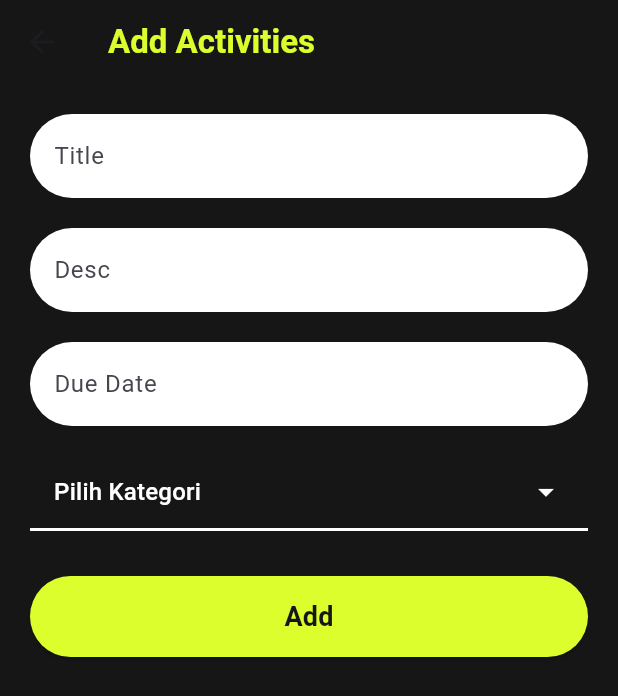
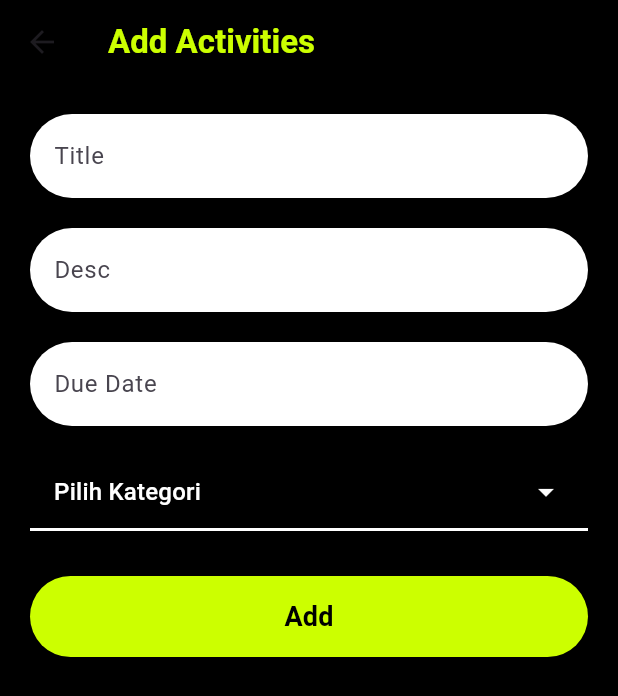
Before and after one commit to robotganteng09/ulangan_pak_aji, a Flutter app: the AddPage screen opened by its route, on a phone screen of 412 x 824 dp. Shown: the top 696 px of the screen. Run offline on Flutter 3.47's test engine with Material 3 defaults, Android fonts, the phone set to English and light mode, and no system bars; our stand-ins replace get.

Commit message:
Calender fix

```diff
--- a/lib/pages/addTodoPage.dart
+++ b/lib/pages/addTodoPage.dart
@@ -2,9 +2,10 @@ import 'package:flutter/material.dart';
 import 'package:get/get.dart';
 import 'package:ulangan_pak_aji/controller/drop_down_controller.dart';
 import 'package:ulangan_pak_aji/controller/home_controller.dart';
+import 'package:ulangan_pak_aji/widgets/app_colors.dart';
 
 class AddPage extends StatefulWidget {
-  AddPage({super.key});
+  const AddPage({super.key});
 
   @override
   State<AddPage> createState() => _AddPageState();
@@ -13,12 +14,10 @@ class AddPage extends StatefulWidget {
 class _AddPageState extends State<AddPage> {
   final titleController = TextEditingController();
   final descController = TextEditingController();
+  final dateController = TextEditingController();
 
   String? selectedValue;
   DateTime? selectedDate;
-
-  final Color background = const Color(0xFF161617);
-  final Color neon = const Color(0xFFDBFE2C);
 
   @override
   Widget build(BuildContext context) {
@@ -26,17 +25,15 @@ class _AddPageState extends State<AddPage> {
     final dropdown = Get.find<DropDownController>();
 
     return Scaffold(
-      backgroundColor: background,
+      backgroundColor: AppColors.background,
       appBar: AppBar(
-        backgroundColor: background,
+        backgroundColor: AppColors.background,
         elevation: 0,
-
-        title: Text(
+        title: const Text(
           "Add Activities",
-          style: TextStyle(color: neon, fontWeight: FontWeight.bold),
+          style: TextStyle(color: AppColors.neon, fontWeight: FontWeight.bold),
         ),
         centerTitle: false,
-
       ),
       body: Padding(
         padding: const EdgeInsets.all(20.0),
@@ -46,11 +43,11 @@ class _AddPageState extends State<AddPage> {
             // Title
             TextField(
               controller: titleController,
-              style: const TextStyle(color: Colors.black),
+              style: const TextStyle(color: AppColors.background),
               decoration: InputDecoration(
                 labelText: "Title",
                 filled: true,
-                fillColor: Colors.white,
+                fillColor: AppColors.textLight,
                 border: OutlineInputBorder(
                   borderRadius: BorderRadius.circular(30),
                   borderSide: BorderSide.none,
@@ -59,14 +56,14 @@ class _AddPageState extends State<AddPage> {
             ),
             const SizedBox(height: 20),
 
-
+            // Desc
             TextField(
               controller: descController,
-              style: const TextStyle(color: Colors.black),
+              style: const TextStyle(color: AppColors.background),
               decoration: InputDecoration(
                 labelText: "Desc",
                 filled: true,
-                fillColor: Colors.white,
+                fillColor: AppColors.textLight,
                 border: OutlineInputBorder(
                   borderRadius: BorderRadius.circular(30),
                   borderSide: BorderSide.none,
@@ -75,8 +72,9 @@ class _AddPageState extends State<AddPage> {
             ),
             const SizedBox(height: 20),
 
-
+            // Due Date
             TextField(
+              controller: dateController,
               readOnly: true,
               onTap: () async {
                 final picked = await showDatePicker(
@@ -88,6 +86,8 @@ class _AddPageState extends State<AddPage> {
                 if (picked != null) {
                   setState(() {
                     selectedDate = picked;
+                    dateController.text =
+                        "${picked.day}/${picked.month}/${picked.year}";
                   });
                 }
               },
@@ -95,7 +95,7 @@ class _AddPageState extends State<AddPage> {
                 labelText: "Due Date",
                 hintText: "d/m/y",
                 filled: true,
-                fillColor: Colors.white,
+                fillColor: AppColors.textLight,
                 border: OutlineInputBorder(
                   borderRadius: BorderRadius.circular(30),
                   borderSide: BorderSide.none,
@@ -104,34 +104,37 @@ class _AddPageState extends State<AddPage> {
             ),
             const SizedBox(height: 20),
 
-
+            // Dropdown
             Obx(
               () => Container(
                 padding: const EdgeInsets.symmetric(horizontal: 16),
                 decoration: const BoxDecoration(
                   border: Border(
-                    bottom: BorderSide(color: Colors.white, width: 2),
+                    bottom: BorderSide(color: AppColors.textLight, width: 2),
                   ),
                 ),
                 child: DropdownButton<String>(
-                  dropdownColor: background,
+                  dropdownColor: AppColors.background,
                   value: dropdown.selectedValue.value.isEmpty
                       ? null
                       : dropdown.selectedValue.value,
                   hint: const Text(
                     "Pilih Kategori",
-                    style: TextStyle(color: Colors.white),
+                    style: TextStyle(color: AppColors.textLight),
                   ),
                   isExpanded: true,
                   underline: const SizedBox(),
-                  icon: const Icon(Icons.arrow_drop_down, color: Colors.white),
+                  icon: const Icon(
+                    Icons.arrow_drop_down,
+                    color: AppColors.textLight,
+                  ),
                   items: dropdown.pilihan
                       .map(
                         (item) => DropdownMenuItem(
                           value: item,
                           child: Text(
                             item,
-                            style: const TextStyle(color: Colors.white),
+                            style: const TextStyle(color: AppColors.textLight),
                           ),
                         ),
                       )
@@ -155,7 +158,7 @@ class _AddPageState extends State<AddPage> {
                 width: double.infinity,
                 child: ElevatedButton(
                   style: ElevatedButton.styleFrom(
-                    backgroundColor: neon,
+                    backgroundColor: AppColors.neon,
                     shape: RoundedRectangleBorder(
                       borderRadius: BorderRadius.circular(30),
                     ),
@@ -170,10 +173,10 @@ class _AddPageState extends State<AddPage> {
                     );
                     Get.back();
                   },
-                  child: Text(
+                  child: const Text(
                     "Add",
                     style: TextStyle(
-                      color: background,
+                      color: AppColors.background,
                       fontSize: 18,
                       fontWeight: FontWeight.bold,
                     ),
--- a/lib/widgets/app_colors.dart
+++ b/lib/widgets/app_colors.dart
@@ -5,4 +5,5 @@ class AppColors {
   static const Color background = Colors.black;
   static const Color textLight = Colors.white;
   static const Color textGrey = Colors.grey;
+  static const Color red = Colors.red;
 }
--- a/pubspec.yaml
+++ b/pubspec.yaml
@@ -10,6 +10,7 @@ dependencies:
   flutter:
     sdk: flutter
   get: ^4.7.2
+  intl: ^0.19.0
 
 dev_dependencies:
   flutter_test:
```
Also changed, not shown: lib/pages/ProfillePage.dart (+4 -5 lines), lib/pages/editTodoPage.dart (+126 -109 lines), pubspec.lock.
